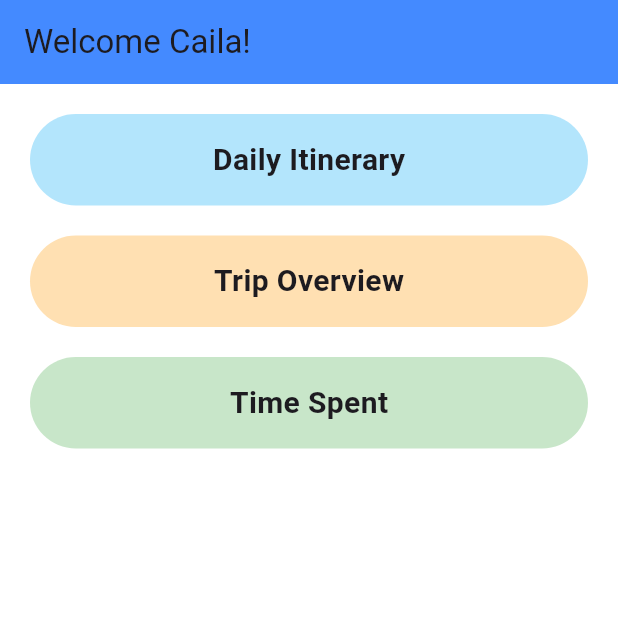
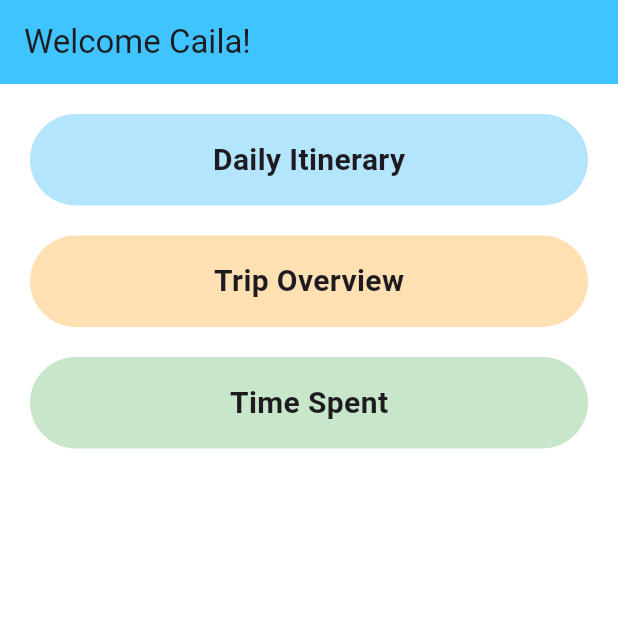
Before and after one commit to cailavillostas/traveltracker-app, a Flutter app: the screen it shows after launch, on a phone screen of 412 x 824 dp, the top half of it. Run offline on Flutter 3.47's test engine with Material 3 defaults, Android fonts, the phone set to English and light mode, and no system bars.

Commit message:
Layout 2

```diff
--- a/lib/main.dart
+++ b/lib/main.dart
@@ -22,7 +22,7 @@ class TravelDashboard extends StatelessWidget {
       backgroundColor: Colors.white,
       appBar: AppBar(
         title: Text('Welcome Caila!'),
-        backgroundColor: Colors.blueAccent,
+        backgroundColor: Colors.lightBlueAccent,
       ),
       body: Padding(
         padding: const EdgeInsets.all(20.0),
```
